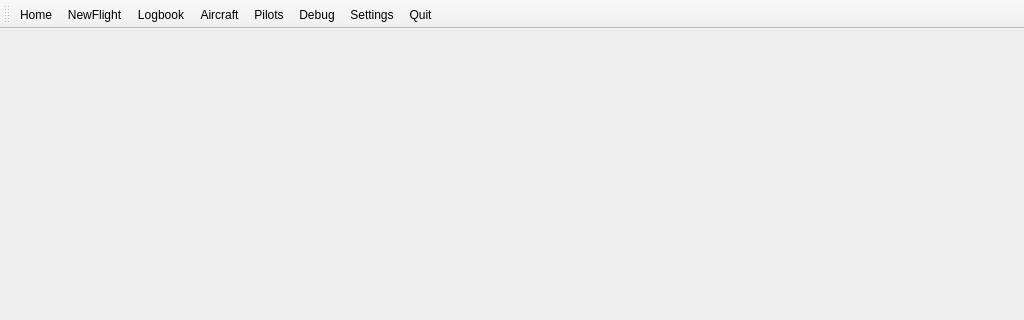
Before: the Qt Designer form mainwindow.ui in fiffty-50/openPilotLog, drawn with Qt 5; both pictures show x 0 to 1024 and y 0 to 320 of the 1024 by 768 pixel window.
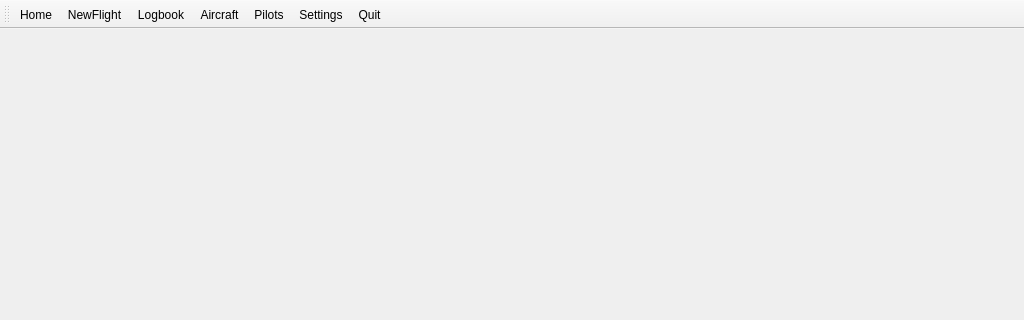
After: the same form once the commit is applied.

Commit message:
Debug Widget hidden
DebugWidget is now hidden. Can be accessed by pressing <ctrl + Home>.

```diff
--- a/mainwindow.ui
+++ b/mainwindow.ui
@@ -73,7 +73,6 @@
    <addaction name="actionLogbook"/>
    <addaction name="actionAircraft"/>
    <addaction name="actionPilots"/>
-   <addaction name="actionDebug"/>
    <addaction name="actionSettings"/>
    <addaction name="actionQuit"/>
   </widget>
```
The commit also changes 2 other files.
